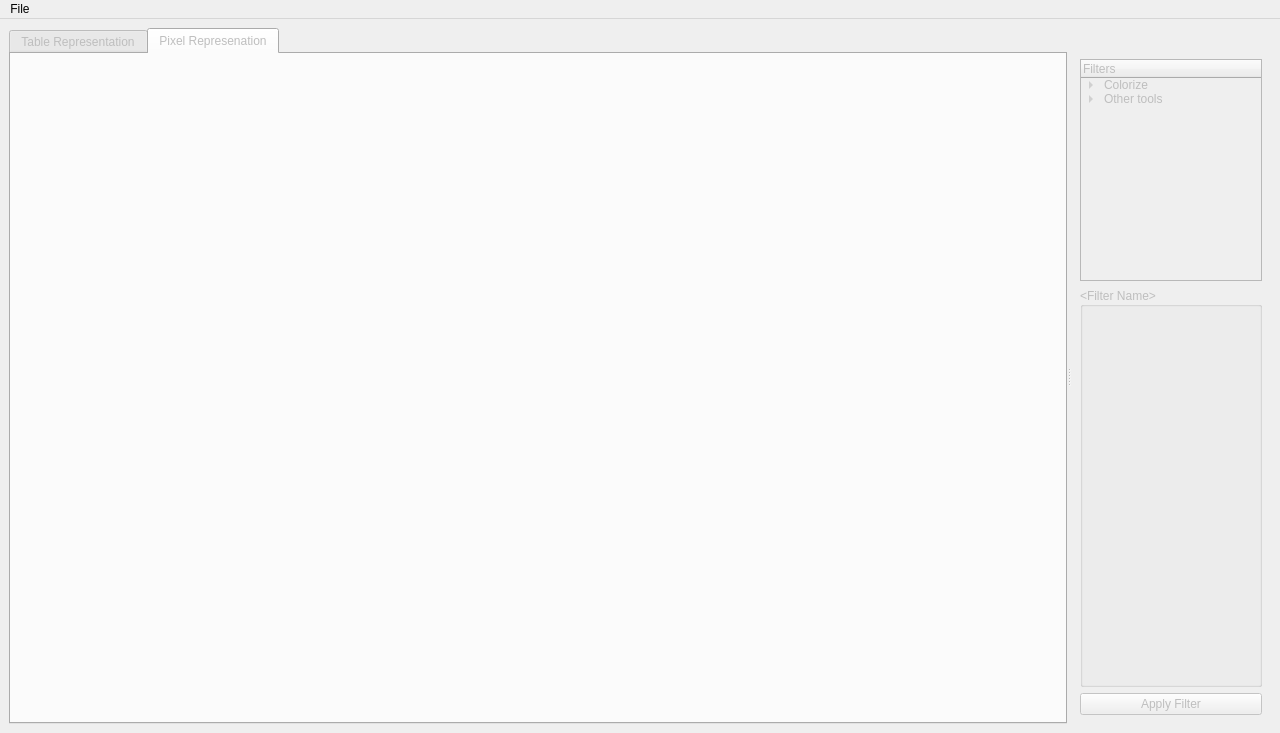
Old version of the form mainwindow.ui in the repository Airels/ihm-tabs.
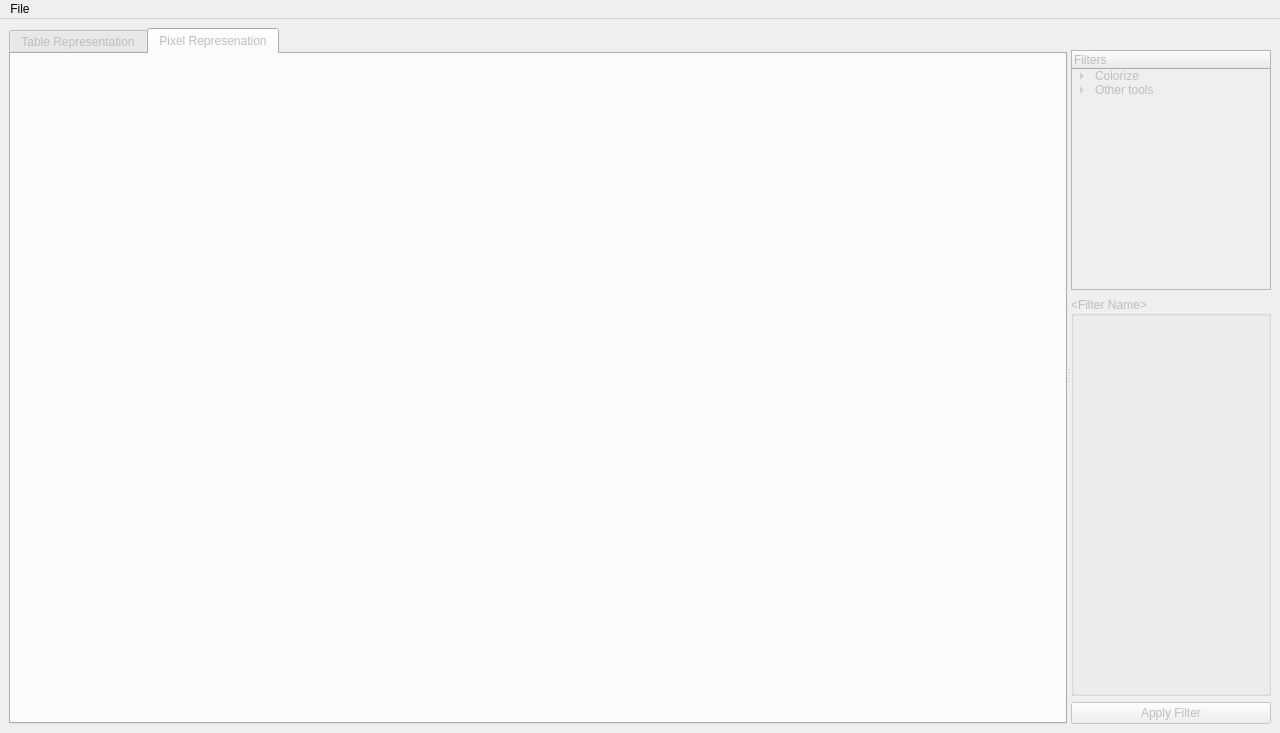
New version of the form. The open tabs and pages were chosen to show the change.

Commit message:
added enable/disable func and reset to a precise state
when we close a file we will set back thetabs to "Table Rep." and collapse all from the TreeWidget and remove any child from the groupbox

```diff
--- a/mainwindow.ui
+++ b/mainwindow.ui
@@ -91,9 +91,9 @@
         </attribute>
        </widget>
       </widget>
-      <widget class="QFrame" name="frame">
+      <widget class="QWidget" name="_toolsWidget" native="true">
        <property name="enabled">
-        <bool>false</bool>
+        <bool>true</bool>
        </property>
        <property name="sizePolicy">
         <sizepolicy hsizetype="Expanding" vsizetype="Expanding">
@@ -116,15 +116,6 @@
        <property name="autoFillBackground">
         <bool>true</bool>
        </property>
-       <property name="frameShape">
-        <enum>QFrame::NoFrame</enum>
-       </property>
-       <property name="frameShadow">
-        <enum>QFrame::Plain</enum>
-       </property>
-       <property name="lineWidth">
-        <number>10</number>
-       </property>
        <layout class="QVBoxLayout" name="verticalLayout">
         <item>
          <spacer name="verticalSpacer">
@@ -196,6 +187,20 @@
           <property name="alignment">
            <set>Qt::AlignLeading|Qt::AlignLeft|Qt::AlignVCenter</set>
           </property>
+          <layout class="QVBoxLayout" name="verticalLayout_2">
+           <property name="leftMargin">
+            <number>0</number>
+           </property>
+           <property name="topMargin">
+            <number>0</number>
+           </property>
+           <property name="rightMargin">
+            <number>0</number>
+           </property>
+           <property name="bottomMargin">
+            <number>0</number>
+           </property>
+          </layout>
          </widget>
         </item>
         <item>
```
Left out of the diff: 24 changed lines with no effect on the pictures. The commit also changes 2 other files.
